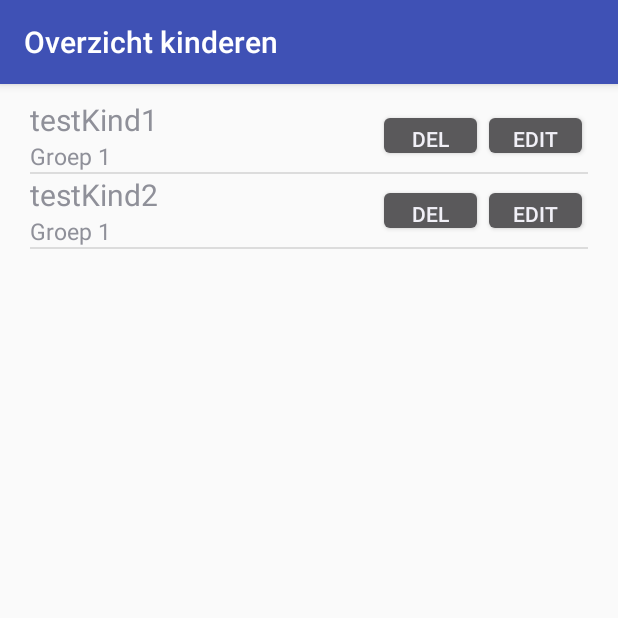
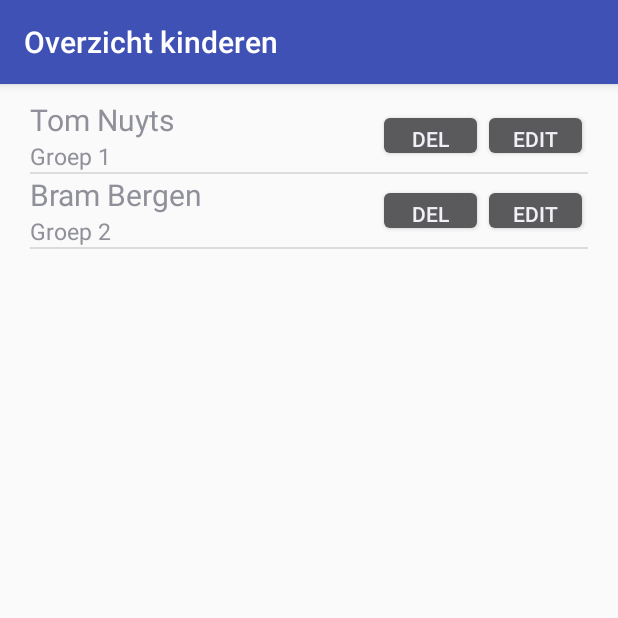
Before and after one commit to StoopArno/MobileDevProject, an Android app: the screen it shows after launch (ActivityKinderen), after a tap on "KINDEREN", on a phone screen of 412 x 824 dp, the top half of it. Run offline under Robolectric (Android 15) with nearby library versions, the phone set to English and light mode, and no system bars.

Commit message:
did stuff idk

```diff
--- a/app/src/main/java/be/thomasmore/projectmobiledevelopment/DatabaseHelper.java
+++ b/app/src/main/java/be/thomasmore/projectmobiledevelopment/DatabaseHelper.java
@@ -163,8 +163,8 @@ public class DatabaseHelper extends SQLiteOpenHelper {
     }
 
     private void isnertTestKinderen(SQLiteDatabase db){
-        db.execSQL("INSERT INTO kind (naam, groepID) VALUES ('testKind1', 1)");
-        db.execSQL("INSERT INTO kind (naam, groepID) VALUES ('testKind2', 1)");
+        db.execSQL("INSERT INTO kind (naam, groepID) VALUES ('Tom Nuyts', 1)");
+        db.execSQL("INSERT INTO kind (naam, groepID) VALUES ('Bram Bergen', 2)");
     }
 
     @Override
--- a/app/src/main/res/layout/content_main.xml
+++ b/app/src/main/res/layout/content_main.xml
@@ -23,7 +23,7 @@
             android:layout_width="wrap_content"
             android:layout_height="wrap_content"
             android:layout_marginBottom="15dp"
-            android:text="De meeste van deze knoppen zullen nog vervangen en/of veranderd worden door de juiste dingen zodat het verloop van de app correct is. De reden dat de knoppen zo staan is zodat wij deze gemakkelijker kunnen testen."/>
+            android:text="De meeste van deze knoppen zullen nog vervangen en/of veranderd worden door de juiste dingen zodat het verloop van de app correct is. De reden dat de knoppen zo staan is zodat wij deze gemakkelijker kunnen testen. Veel van de tekstvelden en knoppen kunnen ook nog van grootte en uitzicht veranderen"/>
         <Button
             android:layout_width="fill_parent"
             android:layout_height="wrap_content"
```
